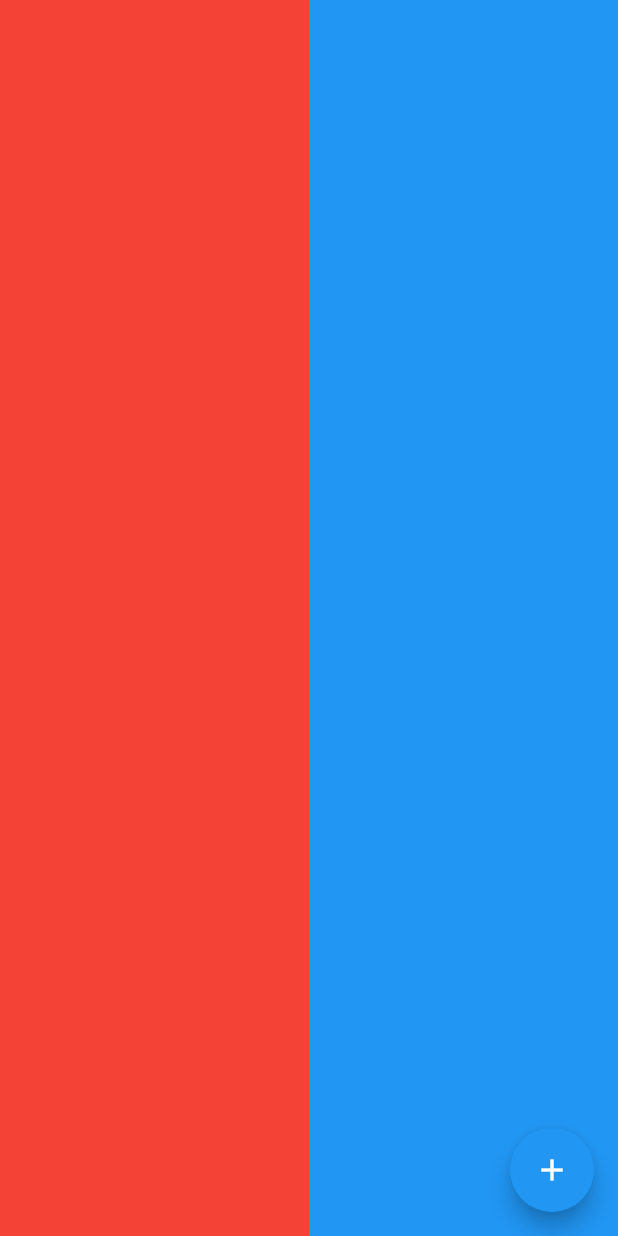
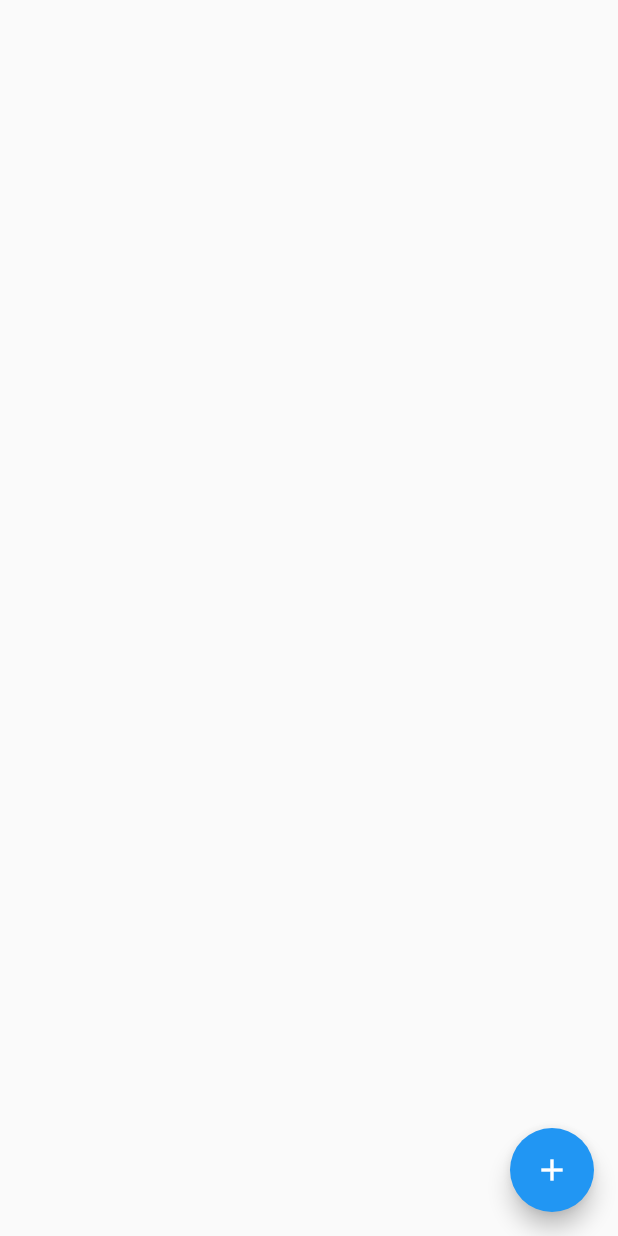
Before and after one commit to mirza-d3x/sample_test, a Flutter app: the screen it shows after launch, on a phone screen of 412 x 824 dp. Run offline on Flutter 3.47's test engine with Material 2 defaults, Android fonts, the phone set to English and light mode, and no system bars; our stand-ins replace bloc, flutter_bloc; network calls fail.

```diff
--- a/lib/home_screen.dart
+++ b/lib/home_screen.dart
@@ -22,13 +22,13 @@ class _ScreenHomeState extends State<ScreenHome> {
   @override
   Widget build(BuildContext context) {
     return Scaffold(
-      body: Container(
+      body: SizedBox(
         height: MediaQuery.of(context).size.height,
         width: MediaQuery.of(context).size.width,
         child: BlocBuilder<GetDataBloc, GetDataState>(
           builder: (context, state) {
             if (state is GetDataLoading) {
-              return Center(
+              return const Center(
                 child: CircularProgressIndicator(),
               );
             }
@@ -36,20 +36,20 @@ class _ScreenHomeState extends State<ScreenHome> {
               getData = BlocProvider.of<GetDataBloc>(context).getData;
               return Row(
                 children: [
-                  Container(
+                  SizedBox(
                     height: MediaQuery.of(context).size.height,
                     width: MediaQuery.of(context).size.width * .5,
-                    child: Center(
-                        child: Column(
+                    child: Column(
+                      mainAxisAlignment: MainAxisAlignment.center,
+                      crossAxisAlignment: CrossAxisAlignment.center,
                       children: [
                         Text(getData.results[0].name.first),
                         Text(getData.results[0].name.last),
                         Text(getData.results[0].gender),
                       ],
-                    )),
+                    ),
                   ),
-                  Container(
-                    color: Colors.blue,
+                  SizedBox(
                     height: MediaQuery.of(context).size.height,
                     width: MediaQuery.of(context).size.width * .5,
                   )
@@ -60,40 +60,27 @@ class _ScreenHomeState extends State<ScreenHome> {
               getData = BlocProvider.of<GetDataBloc>(context).getData;
               return Row(
                 children: [
-                  Container(
-                    color: Colors.red,
+                  SizedBox(
                     height: MediaQuery.of(context).size.height,
                     width: MediaQuery.of(context).size.width * .5,
                   ),
-                  Container(
+                  SizedBox(
                     height: MediaQuery.of(context).size.height,
                     width: MediaQuery.of(context).size.width * .5,
-                    child: Center(
-                        child: Column(
+                    child: Column(
+                      mainAxisAlignment: MainAxisAlignment.center,
+                      crossAxisAlignment: CrossAxisAlignment.center,
                       children: [
                         Text(getData.results[0].name.first),
                         Text(getData.results[0].name.last),
                         Text(getData.results[0].gender),
                       ],
-                    )),
+                    ),
                   ),
                 ],
               );
             }
-            return Row(
-              children: [
-                Container(
-                  color: Colors.red,
-                  height: MediaQuery.of(context).size.height,
-                  width: MediaQuery.of(context).size.width * .5,
-                ),
-                Container(
-                  color: Colors.blue,
-                  height: MediaQuery.of(context).size.height,
-                  width: MediaQuery.of(context).size.width * .5,
-                )
-              ],
-            );
+            return Container();
           },
         ),
       ),
@@ -101,7 +88,7 @@ class _ScreenHomeState extends State<ScreenHome> {
         onPressed: () {
           BlocProvider.of<GetDataBloc>(context).add(FetchData());
         },
-        child: Icon(Icons.add),
+        child: const Icon(Icons.add),
       ),
     );
   }
```
